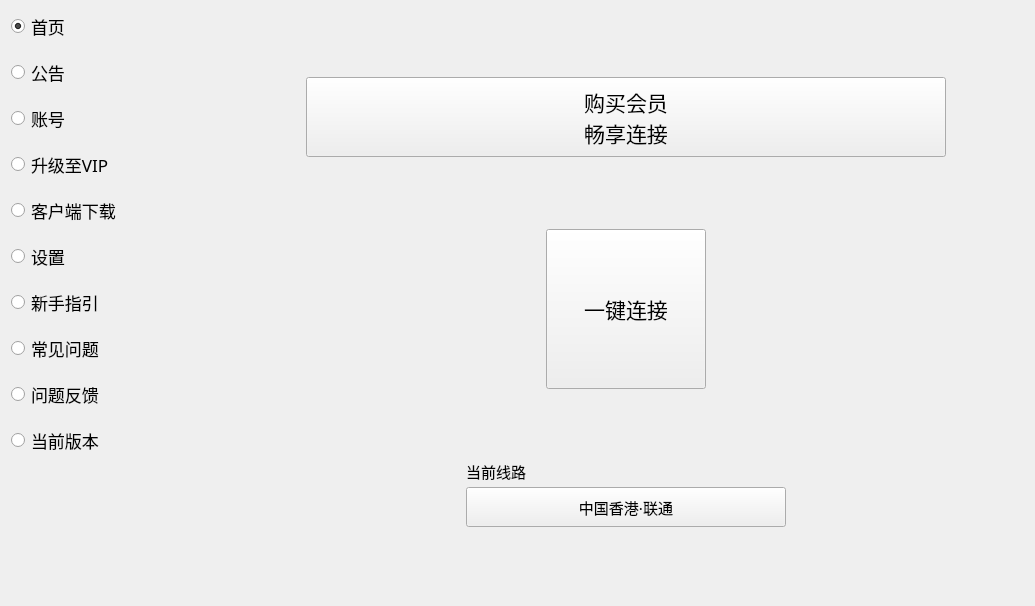
Above: qt/qss/widget.ui from ludexianlib/git_cmake_linux before the change. Below: the same form after it.
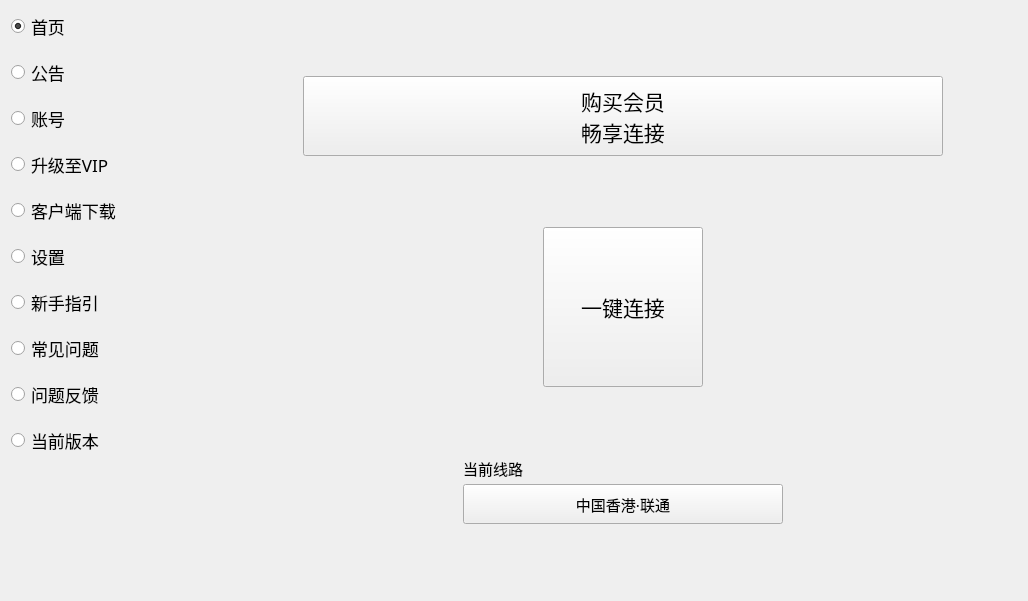
That is the form after the change.

```diff
--- a/qt/qss/widget.ui
+++ b/qt/qss/widget.ui
@@ -6,8 +6,8 @@
    <rect>
     <x>0</x>
     <y>0</y>
-    <width>1035</width>
-    <height>606</height>
+    <width>1028</width>
+    <height>601</height>
    </rect>
   </property>
   <property name="windowTitle">
```
